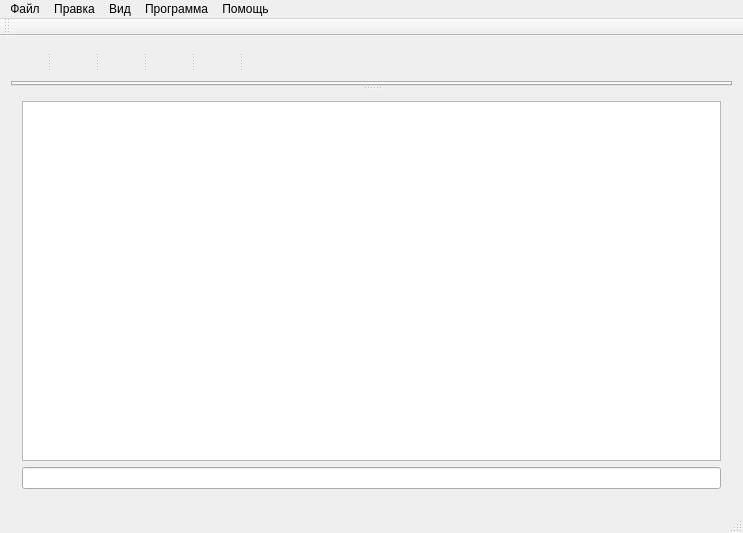
NOOBS-DevTeam/Appendix, file mainwindow.ui: the form before one commit.
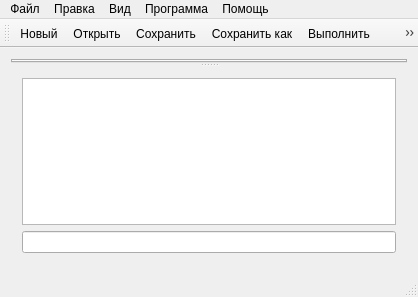
The form after the commit. Icons and pictures are not drawn.

Commit message: Добавил toolbar и сохранение в соответствии с форматом. Убрал баг в настройках

The edit to the form file:
```diff
--- a/mainwindow.ui
+++ b/mainwindow.ui
@@ -6,8 +6,8 @@
    <rect>
     <x>0</x>
     <y>0</y>
-    <width>743</width>
-    <height>533</height>
+    <width>418</width>
+    <height>297</height>
    </rect>
   </property>
   <property name="sizePolicy">
@@ -46,216 +46,6 @@
    </property>
    <layout class="QGridLayout" name="gridLayout">
     <item row="0" column="0">
-     <layout class="QHBoxLayout" name="horizontalLayout_3">
-      <property name="spacing">
-       <number>0</number>
-      </property>
-      <item>
-       <widget class="QSplitter" name="splitter_6">
-        <property name="lineWidth">
-         <number>1</number>
-        </property>
-        <property name="orientation">
-         <enum>Qt::Horizontal</enum>
-        </property>
-        <property name="handleWidth">
-         <number>20</number>
-        </property>
-        <widget class="QToolButton" name="toolButton">
-         <property name="cursor">
-          <cursorShape>PointingHandCursor</cursorShape>
-         </property>
-         <property name="text">
-          <string/>
-         </property>
-         <property name="icon">
-          <iconset resource="resources.qrc">
-           <normaloff>:/res/ico/new.ico</normaloff>:/res/ico/new.ico</iconset>
-         </property>
-         <property name="iconSize">
-          <size>
-           <width>20</width>
-           <height>20</height>
-          </size>
-         </property>
-         <property name="autoRepeat">
-          <bool>false</bool>
-         </property>
-         <property name="autoExclusive">
-          <bool>false</bool>
-         </property>
-         <property name="popupMode">
-          <enum>QToolButton::DelayedPopup</enum>
-         </property>
-         <property name="toolButtonStyle">
-          <enum>Qt::ToolButtonIconOnly</enum>
-         </property>
-         <property name="autoRaise">
-          <bool>true</bool>
-         </property>
-         <property name="arrowType">
-          <enum>Qt::NoArrow</enum>
-         </property>
-        </widget>
-        <widget class="QToolButton" name="toolButton_2">
-         <property name="cursor">
-          <cursorShape>PointingHandCursor</cursorShape>
-         </property>
-         <property name="text">
-          <string/>
-         </property>
-         <property name="icon">
-          <iconset resource="resources.qrc">
-           <normaloff>:/res/ico/open.ico</normaloff>:/res/ico/open.ico</iconset>
-         </property>
-         <property name="iconSize">
-          <size>
-           <width>20</width>
-           <height>20</height>
-          </size>
-         </property>
-         <property name="autoRepeat">
-          <bool>false</bool>
-         </property>
-         <property name="autoExclusive">
-          <bool>false</bool>
-         </property>
-         <property name="autoRaise">
-          <bool>true</bool>
-         </property>
-        </widget>
-        <widget class="QToolButton" name="toolButton_3">
-         <property name="cursor">
-          <cursorShape>PointingHandCursor</cursorShape>
-         </property>
-         <property name="text">
-          <string/>
-         </property>
-         <property name="icon">
-          <iconset resource="resources.qrc">
-           <normaloff>:/res/ico/save.ico</normaloff>:/res/ico/save.ico</iconset>
-         </property>
-         <property name="iconSize">
-          <size>
-           <width>20</width>
-           <height>20</height>
-          </size>
-         </property>
-         <property name="autoRepeat">
-          <bool>false</bool>
-         </property>
-         <property name="autoExclusive">
-          <bool>false</bool>
-         </property>
-         <property name="autoRaise">
-          <bool>true</bool>
-         </property>
-        </widget>
-        <widget class="QToolButton" name="toolButton_4">
-         <property name="cursor">
-          <cursorShape>PointingHandCursor</cursorShape>
-         </property>
-         <property name="text">
-          <string/>
-         </property>
-         <property name="icon">
-          <iconset resource="resources.qrc">
-           <normaloff>:/res/ico/save_as.ico</normaloff>:/res/ico/save_as.ico</iconset>
-         </property>
-         <property name="iconSize">
-          <size>
-           <width>20</width>
-           <height>20</height>
-          </size>
-         </property>
-         <property name="autoRepeat">
-          <bool>false</bool>
-         </property>
-         <property name="autoExclusive">
-          <bool>false</bool>
-         </property>
-         <property name="autoRaise">
-          <bool>true</bool>
-         </property>
-        </widget>
-        <widget class="QToolButton" name="toolButton_5">
-         <property name="cursor">
-          <cursorShape>PointingHandCursor</cursorShape>
-         </property>
-         <property name="text">
-          <string/>
-         </property>
-         <property name="icon">
-          <iconset resource="resources.qrc">
-           <normaloff>:/res/ico/play.ico</normaloff>:/res/ico/play.ico</iconset>
-         </property>
-         <property name="iconSize">
-          <size>
-           <width>20</width>
-           <height>20</height>
-          </size>
-         </property>
-         <property name="autoRepeat">
-          <bool>false</bool>
-         </property>
-         <property name="autoExclusive">
-          <bool>false</bool>
-         </property>
-         <property name="autoRaise">
-          <bool>true</bool>
-         </property>
-        </widget>
-        <widget class="QToolButton" name="toolButton_6">
-         <property name="enabled">
-          <bool>false</bool>
-         </property>
-         <property name="cursor">
-          <cursorShape>PointingHandCursor</cursorShape>
-         </property>
-         <property name="text">
-          <string/>
-         </property>
-         <property name="icon">
-          <iconset resource="resources.qrc">
-           <normaloff>:/res/ico/stop.ico</normaloff>:/res/ico/stop.ico</iconset>
-         </property>
-         <property name="iconSize">
-          <size>
-           <width>20</width>
-           <height>20</height>
-          </size>
-         </property>
-         <property name="autoRepeat">
-          <bool>false</bool>
-         </property>
-         <property name="autoExclusive">
-          <bool>false</bool>
-         </property>
-         <property name="autoRaise">
-          <bool>true</bool>
-         </property>
-        </widget>
-       </widget>
-      </item>
-      <item>
-       <spacer name="horizontalSpacer_3">
-        <property name="orientation">
-         <enum>Qt::Horizontal</enum>
-        </property>
-        <property name="sizeType">
-         <enum>QSizePolicy::Preferred</enum>
-        </property>
-        <property name="sizeHint" stdset="0">
-         <size>
-          <width>100000</width>
-          <height>28</height>
-         </size>
-        </property>
-       </spacer>
-      </item>
-     </layout>
-    </item>
-    <item row="1" column="0">
      <widget class="QSplitter" name="splitter_2">
       <property name="orientation">
        <enum>Qt::Vertical</enum>
@@ -316,7 +106,7 @@
     <rect>
      <x>0</x>
      <y>0</y>
-     <width>743</width>
+     <width>418</width>
      <height>21</height>
     </rect>
    </property>
@@ -389,15 +179,30 @@
    <addaction name="menu_4"/>
    <addaction name="menu_5"/>
   </widget>
-  <widget class="QToolBar" name="mainToolBar">
+  <widget class="QStatusBar" name="statusBar"/>
+  <widget class="QToolBar" name="toolBar">
+   <property name="windowTitle">
+    <string>toolBar</string>
+   </property>
+   <property name="iconSize">
+    <size>
+     <width>35</width>
+     <height>24</height>
+    </size>
+   </property>
    <attribute name="toolBarArea">
     <enum>TopToolBarArea</enum>
    </attribute>
    <attribute name="toolBarBreak">
-    <bool>false</bool>
+    <bool>true</bool>
    </attribute>
+   <addaction name="action"/>
+   <addaction name="action_2"/>
+   <addaction name="action_4"/>
+   <addaction name="action_3"/>
+   <addaction name="action_24"/>
+   <addaction name="action_25"/>
   </widget>
-  <widget class="QStatusBar" name="statusBar"/>
   <action name="action">
    <property name="text">
     <string>Новый</string>
```
Left out of the diff: 24 changed lines with no effect on the pictures. The commit also changes 3 other files.
